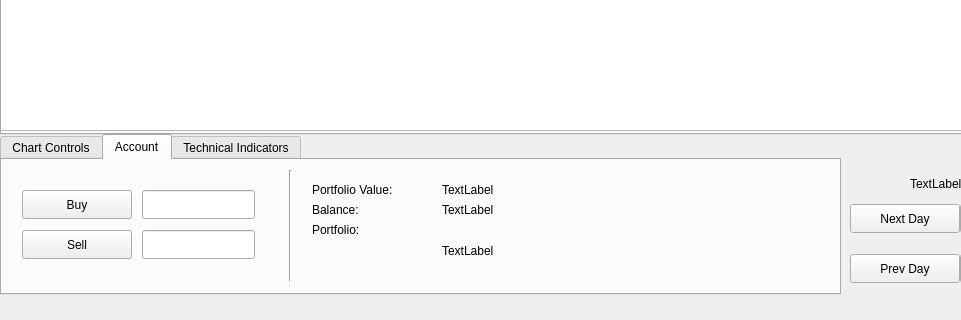
Old version of the form chartWidget.ui in the repository ellamental/pyTrade; both pictures show x 0 to 961 and y 736 to 1056 of the 1076 by 1056 pixel window.
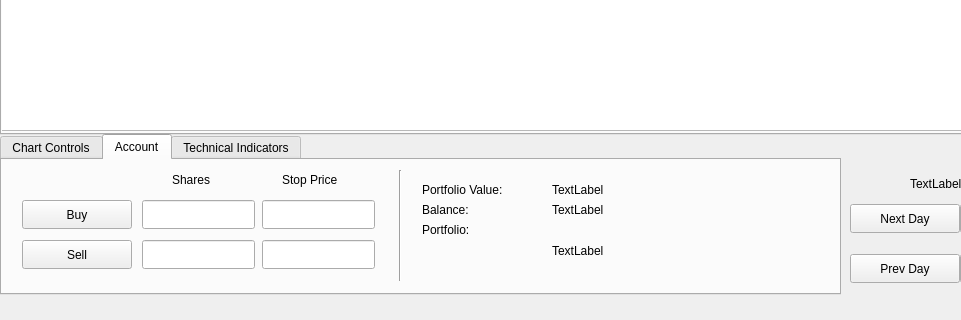
New version of the form. The open tabs and pages were chosen to show the change.

Commit message:
Added support for stop loss orders on both buy and sell
Purchases/Sales are now queued and execute at the open of the next day.

Diff of the .ui file:
```diff
--- a/chartWidget.ui
+++ b/chartWidget.ui
@@ -191,7 +191,7 @@
      <property name="geometry">
       <rect>
        <x>20</x>
-       <y>30</y>
+       <y>40</y>
        <width>110</width>
        <height>29</height>
       </rect>
@@ -204,7 +204,7 @@
      <property name="geometry">
       <rect>
        <x>20</x>
-       <y>70</y>
+       <y>80</y>
        <width>110</width>
        <height>29</height>
       </rect>
@@ -216,7 +216,7 @@
     <widget class="QLabel" name="showBalance">
      <property name="geometry">
       <rect>
-       <x>440</x>
+       <x>550</x>
        <y>40</y>
        <width>111</width>
        <height>20</height>
@@ -229,7 +229,7 @@
     <widget class="QLabel" name="label_balance">
      <property name="geometry">
       <rect>
-       <x>310</x>
+       <x>420</x>
        <y>40</y>
        <width>81</width>
        <height>19</height>
@@ -243,7 +243,7 @@
      <property name="geometry">
       <rect>
        <x>140</x>
-       <y>30</y>
+       <y>40</y>
        <width>113</width>
        <height>29</height>
       </rect>
@@ -253,7 +253,7 @@
      <property name="geometry">
       <rect>
        <x>140</x>
-       <y>70</y>
+       <y>80</y>
        <width>113</width>
        <height>29</height>
       </rect>
@@ -262,7 +262,7 @@
     <widget class="Line" name="line_3">
      <property name="geometry">
       <rect>
-       <x>280</x>
+       <x>390</x>
        <y>10</y>
        <width>16</width>
        <height>111</height>
@@ -275,7 +275,7 @@
     <widget class="QLabel" name="label_portfolioValue">
      <property name="geometry">
       <rect>
-       <x>310</x>
+       <x>420</x>
        <y>20</y>
        <width>121</width>
        <height>19</height>
@@ -288,7 +288,7 @@
     <widget class="QLabel" name="showPortfolioValue">
      <property name="geometry">
       <rect>
-       <x>440</x>
+       <x>550</x>
        <y>20</y>
        <width>121</width>
        <height>19</height>
@@ -301,7 +301,7 @@
     <widget class="QLabel" name="label_portfolio">
      <property name="geometry">
       <rect>
-       <x>310</x>
+       <x>420</x>
        <y>60</y>
        <width>81</width>
        <height>19</height>
@@ -314,9 +314,9 @@
     <widget class="QLabel" name="showPortfolio">
      <property name="geometry">
       <rect>
-       <x>440</x>
+       <x>550</x>
        <y>60</y>
-       <width>381</width>
+       <width>161</width>
        <height>61</height>
       </rect>
      </property>
@@ -324,6 +324,52 @@
       <string>TextLabel</string>
      </property>
     </widget>
+    <widget class="QLineEdit" name="buyStop">
+     <property name="geometry">
+      <rect>
+       <x>260</x>
+       <y>40</y>
+       <width>113</width>
+       <height>29</height>
+      </rect>
+     </property>
+    </widget>
+    <widget class="QLineEdit" name="sellStop">
+     <property name="geometry">
+      <rect>
+       <x>260</x>
+       <y>80</y>
+       <width>113</width>
+       <height>29</height>
+      </rect>
+     </property>
+    </widget>
+    <widget class="QLabel" name="label_shares">
+     <property name="geometry">
+      <rect>
+       <x>170</x>
+       <y>10</y>
+       <width>71</width>
+       <height>19</height>
+      </rect>
+     </property>
+     <property name="text">
+      <string>Shares</string>
+     </property>
+    </widget>
+    <widget class="QLabel" name="label_stopPrice">
+     <property name="geometry">
+      <rect>
+       <x>280</x>
+       <y>10</y>
+       <width>81</width>
+       <height>19</height>
+      </rect>
+     </property>
+     <property name="text">
+      <string>Stop Price</string>
+     </property>
+    </widget>
    </widget>
    <widget class="QWidget" name="tab_4">
     <attribute name="title">
```
Left out of the diff: 2 changed lines with no effect on the pictures. The commit also changes 2 other files.
